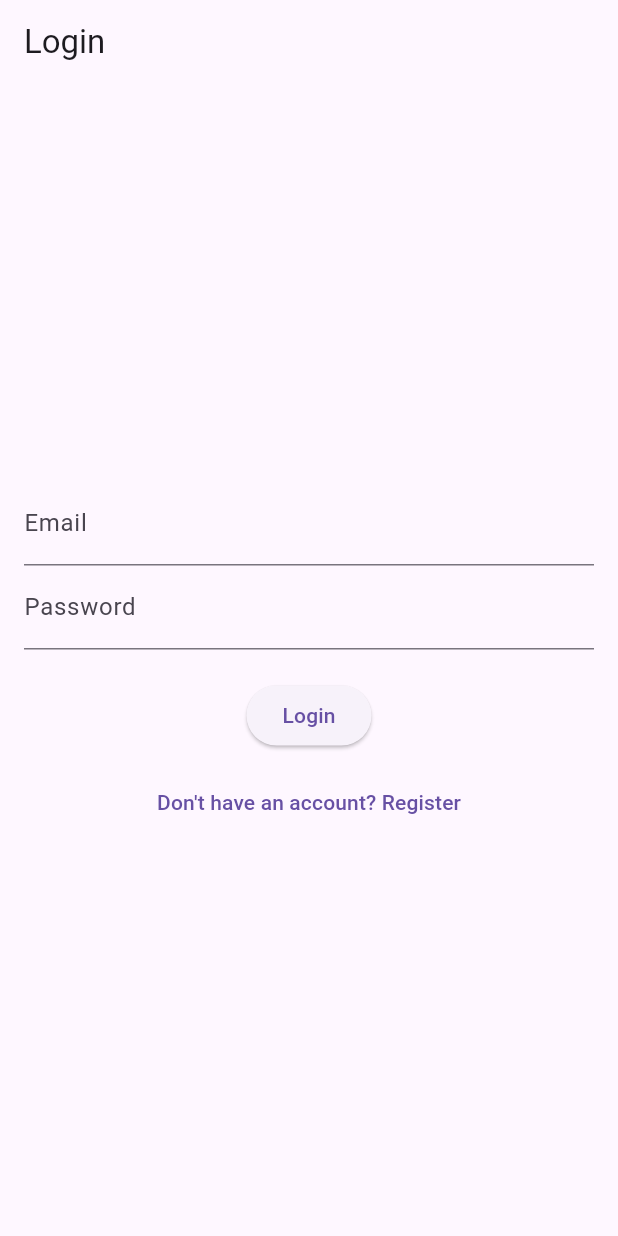
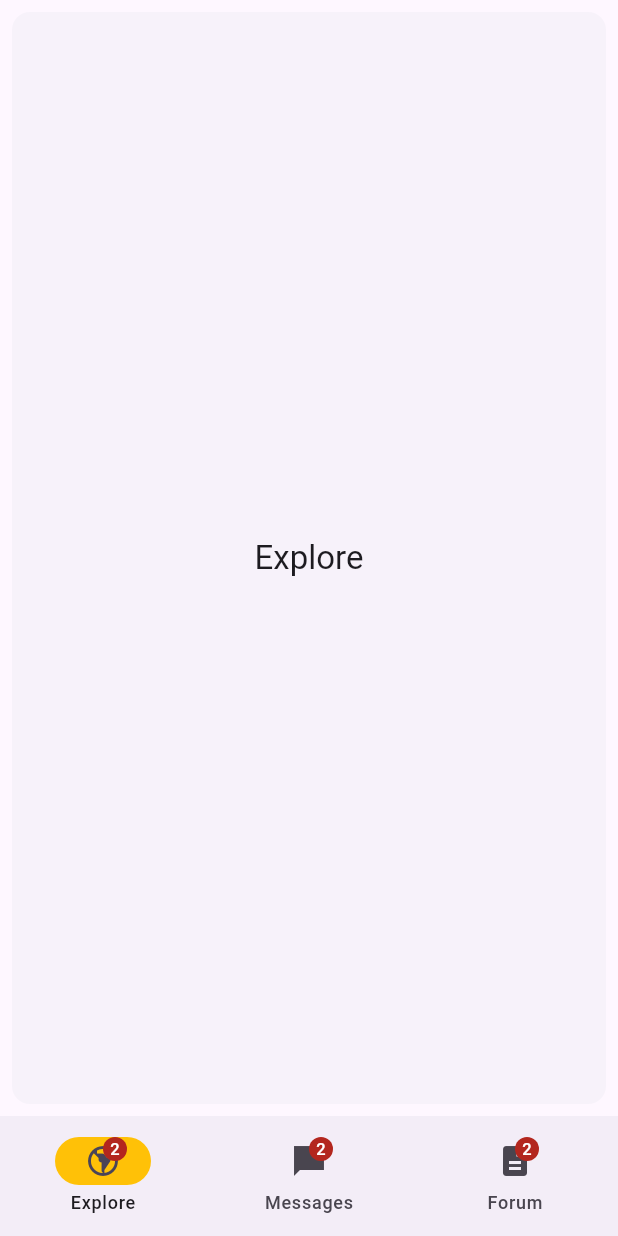
Before and after one commit to gui-gng/jojuhu, a Flutter app: the screen it shows after launch, on a phone screen of 412 x 824 dp. Run offline on Flutter 3.47's test engine with Material 3 defaults, Android fonts, the phone set to English and light mode, and no system bars.

Commit message:
setup:menu

```diff
--- a/frontend/jojuhu_frontend/lib/main.dart
+++ b/frontend/jojuhu_frontend/lib/main.dart
@@ -1,5 +1,6 @@
 import 'package:flutter/material.dart';
-import 'screens/login_screen.dart';
+import 'package:jojuhu_frontend/screens/app/home_screen.dart';
+import 'screens/auth/login_screen.dart';
 
 void main() {
   runApp(const MyApp());
@@ -15,7 +16,7 @@
       theme: ThemeData(
         primarySwatch: Colors.deepPurple,
       ),
-      home: LoginScreen(),
+      home: HomeScreen(),
     );
   }
 }
--- /dev/null
+++ b/frontend/jojuhu_frontend/lib/screens/app/home_screen.dart
@@ -0,0 +1,57 @@
+import 'package:flutter/material.dart';
+import 'package:jojuhu_frontend/screens/app/pages/explore.dart';
+import 'package:jojuhu_frontend/screens/app/pages/forum.dart';
+import 'package:jojuhu_frontend/screens/app/pages/messages.dart';
+
+class HomeScreen extends StatefulWidget {
+  const HomeScreen({super.key});
+
+  @override
+  State<HomeScreen> createState() => _HomeScreen();
+}
+
+class _HomeScreen extends State<HomeScreen> {
+  int currentPageIndex = 0;
+
+  @override
+  Widget build(BuildContext context) {
+    final ThemeData theme = Theme.of(context);
+
+    const exploreScreen = ExploreScreen();
+    const messageScreen = MessagesScreen();
+    const forumScreen = ForumScreen();
+
+    return Scaffold(
+      bottomNavigationBar: NavigationBar(
+        onDestinationSelected: (int index) {
+          setState(() {
+            currentPageIndex = index;
+          });
+        },
+        indicatorColor: Colors.amber,
+        selectedIndex: currentPageIndex,
+        destinations: const <Widget>[
+          NavigationDestination(
+            selectedIcon:
+                Badge(label: Text('2'), child: Icon(Icons.south_america_sharp)),
+            icon: Badge(label: Text('2'), child: Icon(Icons.public)),
+            label: 'Explore',
+          ),
+          NavigationDestination(
+            icon: Badge(label: Text('2'), child: Icon(Icons.messenger_sharp)),
+            label: 'Messages',
+          ),
+          NavigationDestination(
+            icon: Badge(label: Text('2'), child: Icon(Icons.description)),
+            label: 'Forum',
+          ),
+        ],
+      ),
+      body: <Widget>[
+        exploreScreen,
+        messageScreen,
+        forumScreen
+      ][currentPageIndex],
+    );
+  }
+}
--- /dev/null
+++ b/frontend/jojuhu_frontend/lib/screens/app/pages/explore.dart
@@ -0,0 +1,30 @@
+import 'package:flutter/material.dart';
+
+class ExploreScreen extends StatefulWidget {
+  const ExploreScreen({super.key});
+
+  @override
+  State<ExploreScreen> createState() => _ExploreScreen();
+}
+
+class _ExploreScreen extends State<ExploreScreen> {
+  int currentPageIndex = 0;
+
+  @override
+  Widget build(BuildContext context) {
+    final ThemeData theme = Theme.of(context);
+    const txtTitle = Text('Explore');
+    const txtCenter = Text('Oi');
+
+    return Scaffold(
+      body: Card(
+        shadowColor: Colors.transparent,
+        margin: const EdgeInsets.all(8.0),
+        child: SizedBox.expand(
+          child:
+              Center(child: Text('Explore', style: theme.textTheme.titleLarge)),
+        ),
+      ),
+    );
+  }
+}
--- a/frontend/jojuhu_frontend/lib/screens/login_screen.dart
+++ b/frontend/jojuhu_frontend/lib/screens/auth/login_screen.dart
@@ -3,7 +3,7 @@ import 'package:http/http.dart' as http;
 import 'dart:convert';
 
 import 'package:jojuhu_frontend/services/api_service.dart';
-import 'home_screen.dart';
+import '../app/home_screen.dart';
 import 'register_screen.dart';
 
 class LoginScreen extends StatefulWidget {
--- a/frontend/jojuhu_frontend/lib/screens/register_screen.dart
+++ b/frontend/jojuhu_frontend/lib/screens/auth/register_screen.dart
@@ -3,7 +3,7 @@ import 'package:http/http.dart' as http;
 import 'dart:convert';
 
 import 'package:jojuhu_frontend/services/api_service.dart';
-import 'home_screen.dart';
+import '../app/home_screen.dart';
 
 class RegisterScreen extends StatefulWidget {
   @override
```
Also changed, not shown: frontend/jojuhu_frontend/lib/screens/app/pages/forum.dart (added, +30 -0 lines), frontend/jojuhu_frontend/lib/screens/app/pages/messages.dart (added, +57 -0 lines), frontend/jojuhu_frontend/lib/screens/app/pages/profile.dart (added, +30 -0 lines), frontend/jojuhu_frontend/lib/screens/home_screen.dart (deleted, +0 -16 lines).
